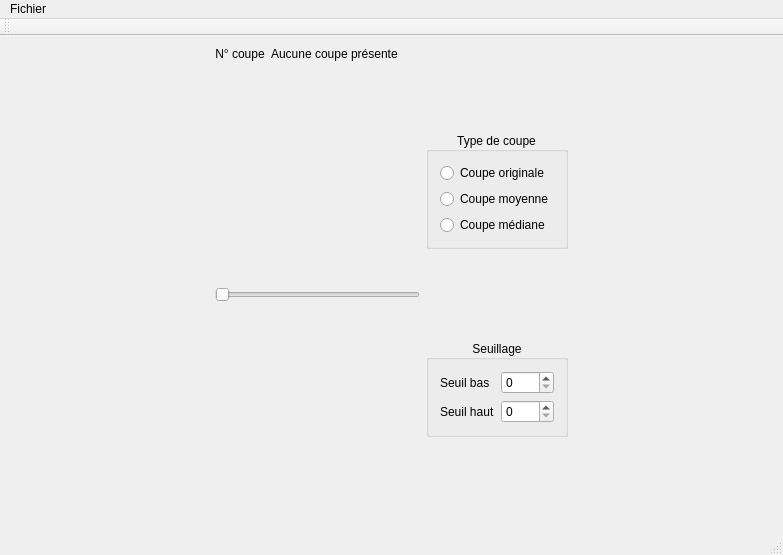
akrah/TKDetection, file mainwindow.ui: the form before one commit.
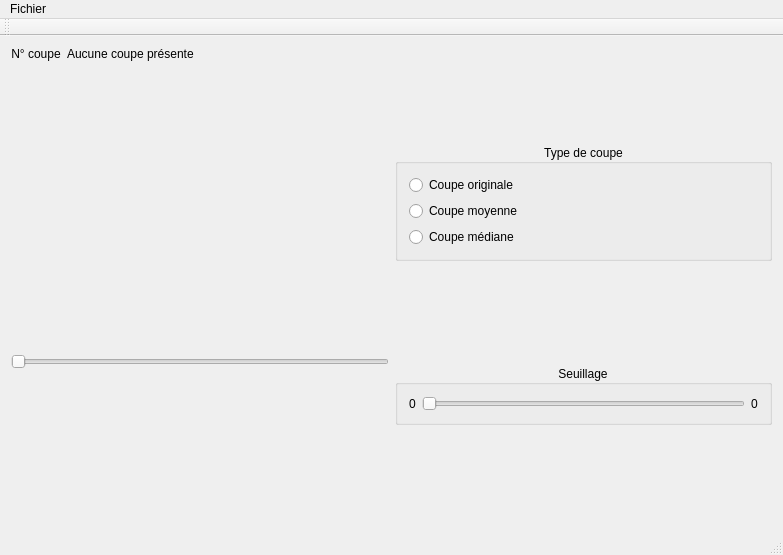
The form after the commit. Custom widgets are drawn as their Qt base class.

```diff
--- a/mainwindow.ui
+++ b/mainwindow.ui
@@ -15,19 +15,6 @@
   </property>
   <widget class="QWidget" name="centralWidget">
    <layout class="QHBoxLayout" name="horizontalLayout">
-    <item>
-     <spacer name="horizontalSpacer_4">
-      <property name="orientation">
-       <enum>Qt::Horizontal</enum>
-      </property>
-      <property name="sizeHint" stdset="0">
-       <size>
-        <width>40</width>
-        <height>20</height>
-       </size>
-      </property>
-     </spacer>
-    </item>
     <item>
      <layout class="QVBoxLayout" name="verticalLayout_3">
       <item>
@@ -58,13 +45,7 @@
        </layout>
       </item>
       <item>
-       <widget class="QLabel" name="_labelImage">
-        <property name="sizePolicy">
-         <sizepolicy hsizetype="MinimumExpanding" vsizetype="MinimumExpanding">
-          <horstretch>0</horstretch>
-          <verstretch>0</verstretch>
-         </sizepolicy>
-        </property>
+       <widget class="QLabel" name="_labelSliceView">
         <property name="text">
          <string/>
         </property>
@@ -78,14 +59,7 @@
        </widget>
       </item>
       <item>
-       <widget class="QWidget" name="_histogramContainer" native="true">
-        <property name="sizePolicy">
-         <sizepolicy hsizetype="MinimumExpanding" vsizetype="MinimumExpanding">
-          <horstretch>0</horstretch>
-          <verstretch>0</verstretch>
-         </sizepolicy>
-        </property>
-       </widget>
+       <widget class="QWidget" name="_histogramContainer" native="true"/>
       </item>
      </layout>
     </item>
@@ -158,27 +132,31 @@
         <property name="alignment">
          <set>Qt::AlignCenter</set>
         </property>
-        <layout class="QFormLayout" name="formLayout_3">
-         <item row="0" column="0">
-          <widget class="QLabel" name="label_2">
+        <layout class="QHBoxLayout" name="horizontalLayout_2">
+         <item>
+          <widget class="QLabel" name="_labelMinThreshold">
            <property name="text">
-            <string>Seuil bas</string>
+            <string>0</string>
            </property>
           </widget>
          </item>
-         <item row="0" column="1">
-          <widget class="QSpinBox" name="_lowThreshold"/>
+         <item>
+          <widget class="QxtSpanSlider" name="_spansliderSliceThreshold">
+           <property name="orientation">
+            <enum>Qt::Horizontal</enum>
+           </property>
+           <property name="handleMovementMode">
+            <enum>QxtSpanSlider::NoOverlapping</enum>
+           </property>
+          </widget>
          </item>
-         <item row="1" column="0">
-          <widget class="QLabel" name="label_3">
+         <item>
+          <widget class="QLabel" name="_labelMaxThreshold">
            <property name="text">
-            <string>Seuil haut</string>
+            <string>0</string>
            </property>
           </widget>
          </item>
-         <item row="1" column="1">
-          <widget class="QSpinBox" name="_highThreshold"/>
-         </item>
         </layout>
        </widget>
       </item>
@@ -197,19 +175,6 @@
       </item>
      </layout>
     </item>
-    <item>
-     <spacer name="horizontalSpacer_3">
-      <property name="orientation">
-       <enum>Qt::Horizontal</enum>
-      </property>
-      <property name="sizeHint" stdset="0">
-       <size>
-        <width>40</width>
-        <height>20</height>
-       </size>
-      </property>
-     </spacer>
-    </item>
    </layout>
   </widget>
   <widget class="QMenuBar" name="menuBar">
@@ -258,6 +223,13 @@
   </action>
  </widget>
  <layoutdefault spacing="6" margin="11"/>
+ <customwidgets>
+  <customwidget>
+   <class>QxtSpanSlider</class>
+   <extends>QSlider</extends>
+   <header>QxtSpanSlider</header>
+  </customwidget>
+ </customwidgets>
  <resources/>
  <connections/>
 </ui>
```
Left out of the diff: 10 changed lines with no effect on the pictures.
